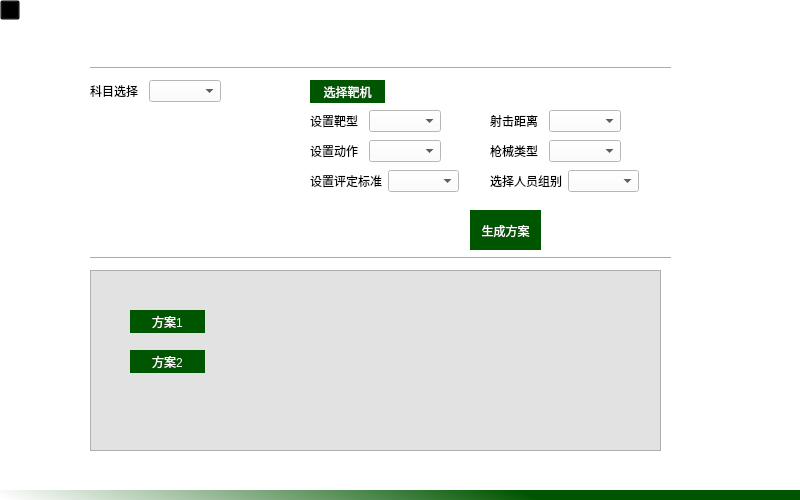
First picture: the form in src/modules/distribution/DistributionScheme.ui, repository renyilin2007/shot-training-manager-system, before the edit.
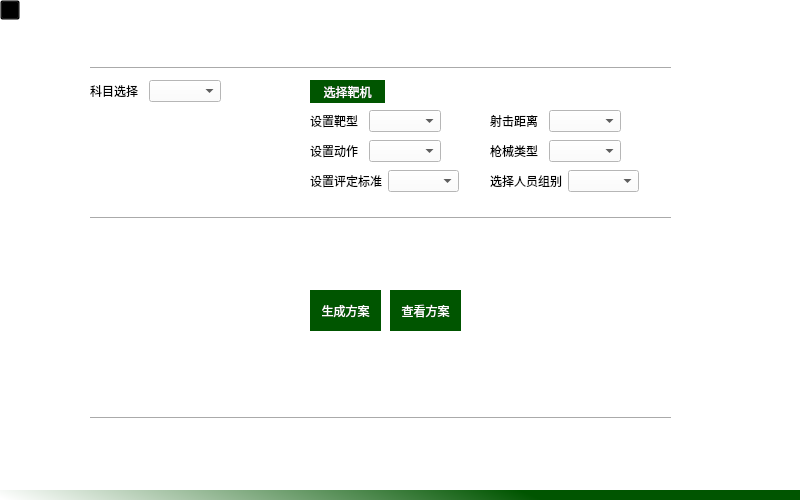
Second picture: the form after the edit. Icons and pictures are not drawn.

```diff
--- a/src/modules/distribution/DistributionScheme.ui
+++ b/src/modules/distribution/DistributionScheme.ui
@@ -104,8 +104,8 @@
   <widget class="QPushButton" name="pushButton_2">
    <property name="geometry">
     <rect>
-     <x>470</x>
-     <y>210</y>
+     <x>310</x>
+     <y>290</y>
      <width>71</width>
      <height>41</height>
     </rect>
@@ -208,63 +208,6 @@
     </item>
    </layout>
   </widget>
-  <widget class="QFrame" name="frame">
-   <property name="geometry">
-    <rect>
-     <x>90</x>
-     <y>270</y>
-     <width>571</width>
-     <height>181</height>
-    </rect>
-   </property>
-   <property name="styleSheet">
-    <string notr="true">background-color: rgb(226, 226, 226);</string>
-   </property>
-   <property name="frameShape">
-    <enum>QFrame::StyledPanel</enum>
-   </property>
-   <property name="frameShadow">
-    <enum>QFrame::Raised</enum>
-   </property>
-   <widget class="QPushButton" name="pushButton_4">
-    <property name="geometry">
-     <rect>
-      <x>40</x>
-      <y>80</y>
-      <width>75</width>
-      <height>23</height>
-     </rect>
-    </property>
-    <property name="styleSheet">
-     <string notr="true">background-color: rgb(0, 85, 0);
-color: rgb(255, 255, 255);
-border:none
-</string>
-    </property>
-    <property name="text">
-     <string>方案2</string>
-    </property>
-   </widget>
-   <widget class="QPushButton" name="pushButton_3">
-    <property name="geometry">
-     <rect>
-      <x>40</x>
-      <y>40</y>
-      <width>75</width>
-      <height>23</height>
-     </rect>
-    </property>
-    <property name="styleSheet">
-     <string notr="true">background-color: rgb(0, 85, 0);
-color: rgb(255, 255, 255);
-border:none
-</string>
-    </property>
-    <property name="text">
-     <string>方案1</string>
-    </property>
-   </widget>
-  </widget>
   <widget class="Line" name="line">
    <property name="geometry">
     <rect>
@@ -282,7 +225,7 @@
    <property name="geometry">
     <rect>
      <x>90</x>
-     <y>250</y>
+     <y>410</y>
      <width>581</width>
      <height>16</height>
     </rect>
@@ -345,6 +288,38 @@
     <string/>
    </property>
   </widget>
+  <widget class="Line" name="line_3">
+   <property name="geometry">
+    <rect>
+     <x>90</x>
+     <y>210</y>
+     <width>581</width>
+     <height>16</height>
+    </rect>
+   </property>
+   <property name="orientation">
+    <enum>Qt::Horizontal</enum>
+   </property>
+  </widget>
+  <widget class="QPushButton" name="CheckScheBtn_DistruScheUI">
+   <property name="geometry">
+    <rect>
+     <x>390</x>
+     <y>290</y>
+     <width>71</width>
+     <height>41</height>
+    </rect>
+   </property>
+   <property name="styleSheet">
+    <string notr="true">background-color: rgb(0, 85, 0);
+color: rgb(255, 255, 255);
+border:none
+</string>
+   </property>
+   <property name="text">
+    <string>查看方案</string>
+   </property>
+  </widget>
  </widget>
  <resources/>
  <connections/>
```
Left out of the diff: 6 changed lines with no effect on the pictures.
